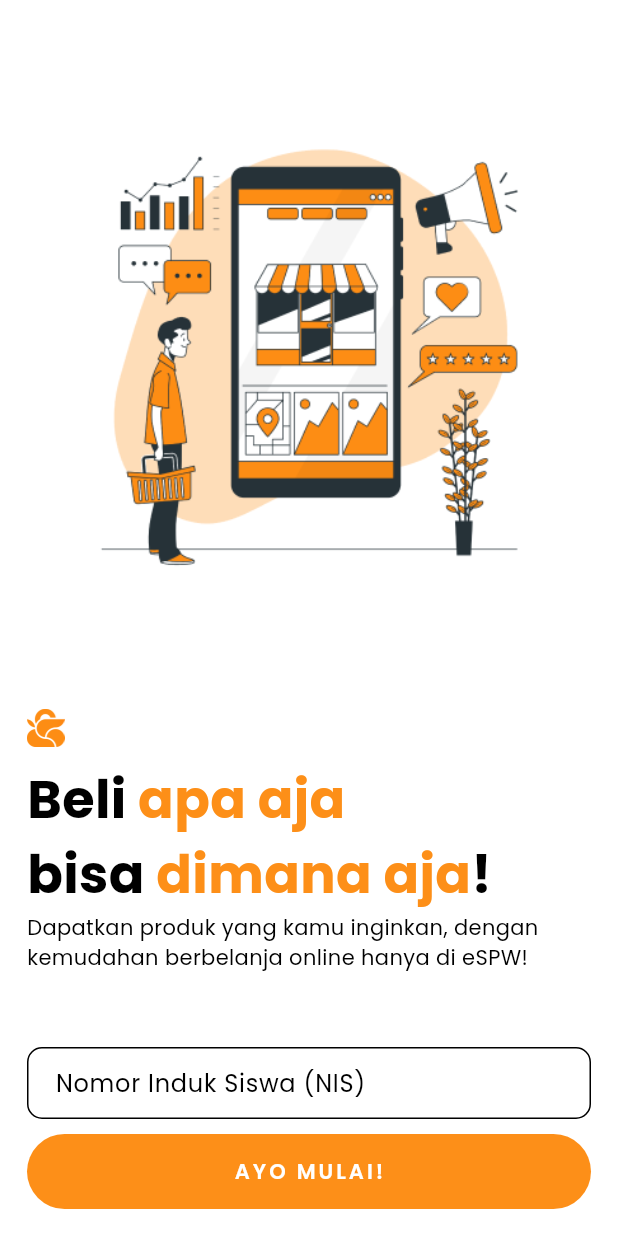
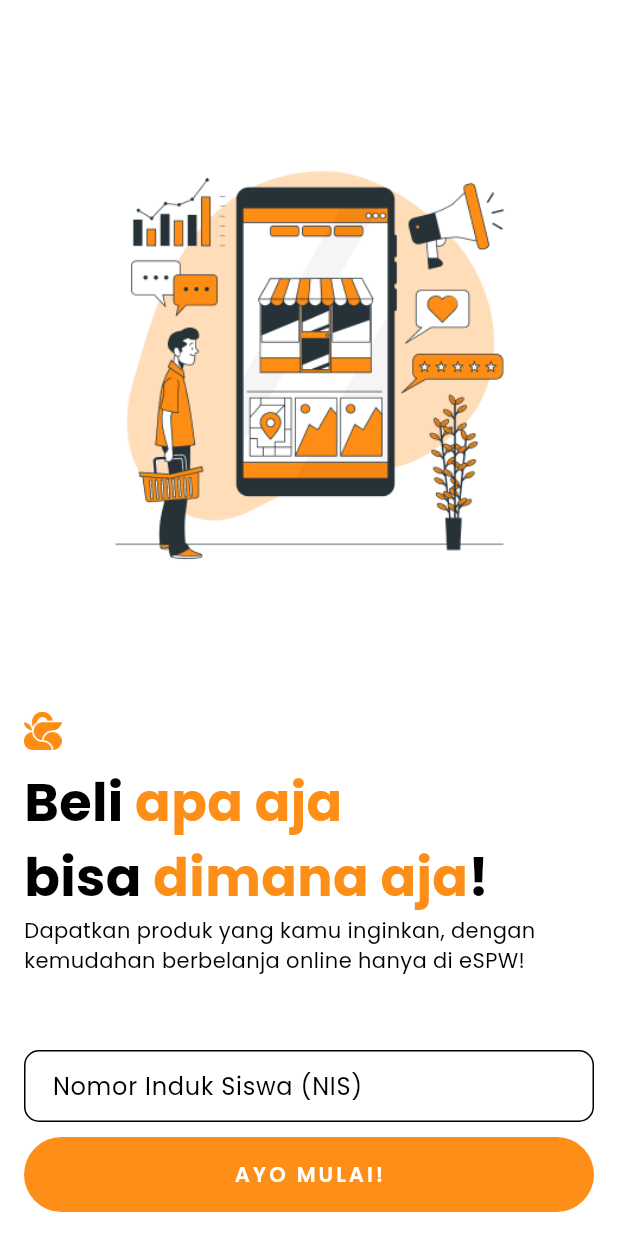
Before and after one commit to mutaqinmi/e-spw, a Flutter app: the screen it shows after launch, on a phone screen of 412 x 824 dp. Run offline on Flutter 3.47's test engine with Material 3 defaults, Android fonts, the phone set to English and light mode, and no system bars; drawn by our look-alikes of animated_text_kit; our stand-ins replace cached_network_image, carousel_slider, connectivity_plus, device_info_plus, flutter_rating_bar, gap and 5 more; missing offline and left inert: dart_jsonwebtoken.

Commit message:
fix: sign in page structure

```diff
--- a/lib/pages/signin_page.dart
+++ b/lib/pages/signin_page.dart
@@ -44,26 +44,24 @@ class _SignInPageState extends State<SignInPage>{
   @override
   Widget build(BuildContext context) {
     return Scaffold(
-      bottomNavigationBar: SingleChildScrollView(
-        padding: MediaQuery.of(context).viewInsets,
-        reverse: true,
-        child: SafeArea(
-          minimum: const EdgeInsets.all(18),
+      body: SafeArea(
+        minimum: const EdgeInsets.all(16),
         child: Column(
-            mainAxisSize: MainAxisSize.min,
           children: [
-              Column(
-                crossAxisAlignment: CrossAxisAlignment.start,
-                children: [
-                  Center(
+            Expanded(
+              child: Center(
                 child: Padding(
-                      padding: EdgeInsets.only(bottom: MediaQuery.of(context).size.height / 10),
+                  padding: const EdgeInsets.all(50),
                   child: Image.asset(
                     "assets/image/login-page.png",
                     width: 300,
                   ),
                 )
               ),
+            ),
+            Column(
+              crossAxisAlignment: CrossAxisAlignment.start,
+              children: [
                 Image.asset(
                   "assets/icon/espw-colored.png",
                   width: 25,
@@ -121,6 +119,8 @@ class _SignInPageState extends State<SignInPage>{
               ],
             ),
             const Gap(50),
+            Column(
+              children: [
                 Form(
                   child: TextFormField(
                     key: _signInKey,
@@ -167,8 +167,9 @@ class _SignInPageState extends State<SignInPage>{
                 )
               ],
             )
+          ],
         ),
-      )
+      ),
     );
   }
 }
--- a/pubspec.yaml
+++ b/pubspec.yaml
@@ -1,7 +1,7 @@
 name: espw
 description: "Aplikasi Jual Beli PKK online."
 publish_to: 'none' # Remove this line if you wish to publish to pub.dev
-version: 1.5.5-beta
+version: 1.5.6-beta
 
 environment:
   sdk: '>=3.2.4 <4.0.0'
```
Lines whose indentation alone changed are shown as unchanged.
